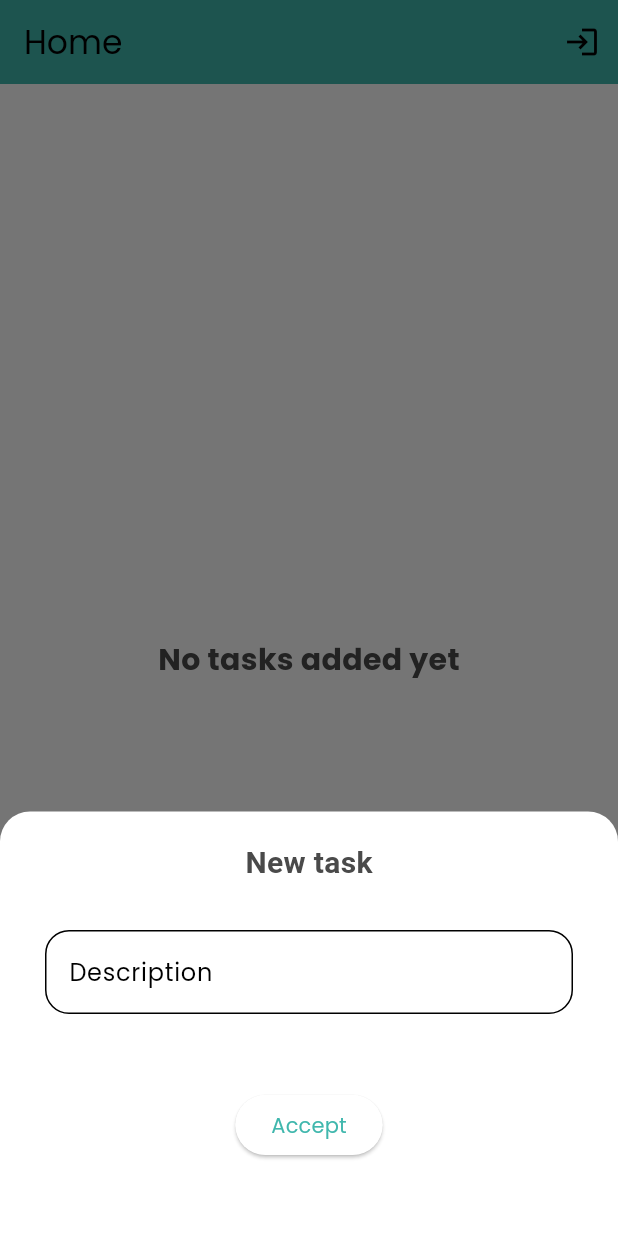
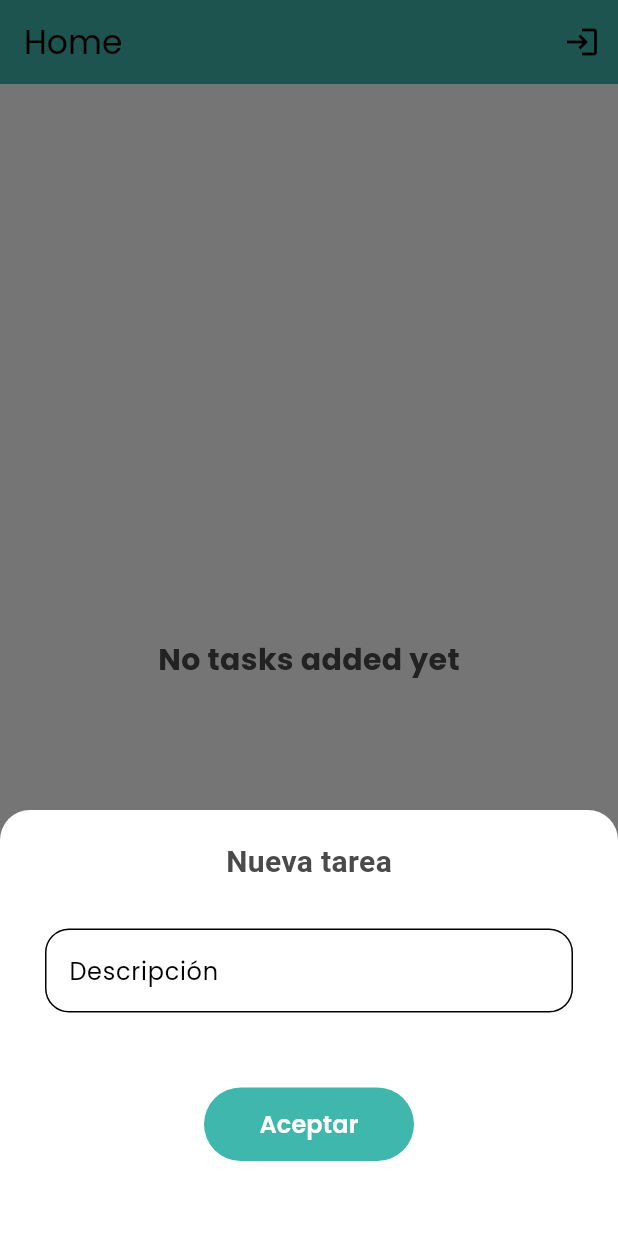
Before and after one commit to almarpa/TodoApp, a Flutter app: the screen it shows once a user with an empty profile is signed in, after a tap on the "add" icon, on a phone screen of 412 x 824 dp. Run offline on Flutter 3.47's test engine with Material 3 defaults, Android fonts, the light colour scheme and no system bars; our stand-ins replace bloc, cloud_firestore, equatable, firebase_auth, firebase_core, firebase_messaging and 3 more; accounts and stored records are empty; Roboto replaces fonts that are missing (MonB).

Commit message:
refactor(task-list): refactor bottom sheet

```diff
--- a/lib/app/presentation/widgets/custom_bottom_sheet.dart
+++ b/lib/app/presentation/widgets/custom_bottom_sheet.dart
@@ -1,6 +1,7 @@
 import 'package:flutter/material.dart';
 import 'package:provider/provider.dart';
 import 'package:todo_app/app/presentation/screens/home/task_provider.dart';
+import 'package:todo_app/app/presentation/widgets/custom_text_button.dart';
 import 'package:todo_app/app/presentation/widgets/title_h1.dart';
 
 import '../../data/entities/task_entity.dart';
@@ -38,7 +39,7 @@
         child: Column(
           mainAxisSize: MainAxisSize.min,
           children: [
-            const TitleH1(title: "New task"),
+            const TitleH1(title: "Nueva tarea"),
             const SizedBox(height: 30),
             TextField(
               controller: _controller,
@@ -47,10 +48,10 @@
                   fillColor: Colors.white,
                   border: OutlineInputBorder(
                       borderRadius: BorderRadius.circular(16)),
-                  hintText: "Description"),
+                  hintText: "Descripción"),
             ),
             const SizedBox(height: 50),
-            ElevatedButton(
+            CustomTextButton(
               onPressed: () {
                 if (_controller.text.isNotEmpty) {
                   final task = Task(_controller.text);
@@ -58,7 +59,7 @@
                   Navigator.of(context).pop();
                 }
               },
-              child: const Text("Accept"),
+              text: "Aceptar",
             ),
             const SizedBox(height: 30),
           ],
```
